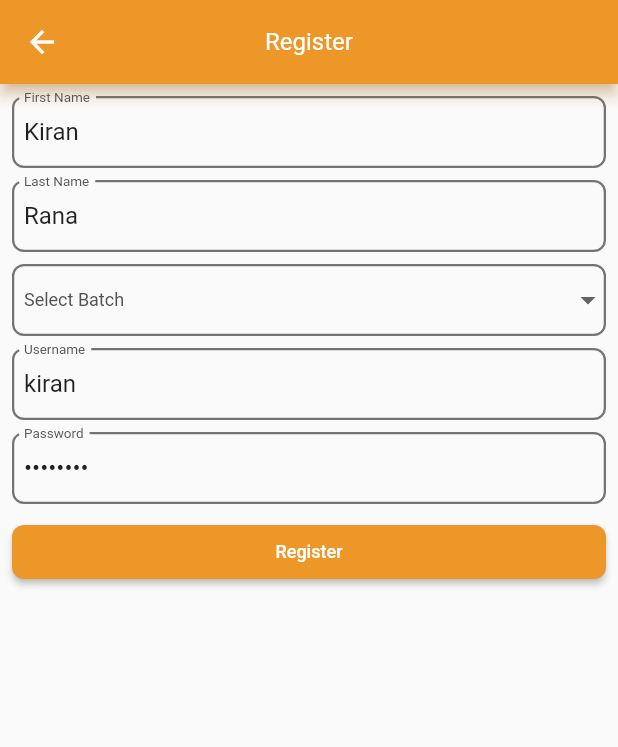
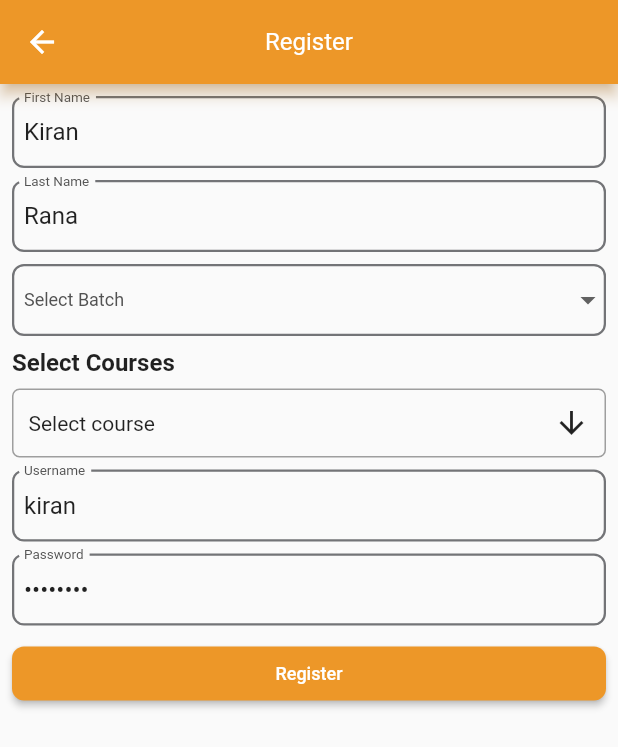
Before and after one commit to kriipa/flutterClass, a Flutter app: the screen it shows after launch, after a tap on "Register", on a phone screen of 412 x 824 dp. Shown: the top 747 px of the screen. Run offline on Flutter 3.47's test engine with Material 2 defaults, Android fonts, the phone set to English and light mode, and no system bars; drawn by our look-alikes of multi_select_flutter; our stand-ins replace flutter_svg, motion_toast, objectbox, webview_flutter; generated files the repository leaves out were written again; project files that could hold a hidden picture were left out.

Commit message:
Added MultiSelectDialogField

```diff
--- a/lib/app/theme.dart
+++ b/lib/app/theme.dart
@@ -6,6 +6,7 @@ ThemeData getApplicationThemeData() {
     primaryColorLight: HexColor.fromHex("#B3ED9728"),
     primaryColorDark: HexColor.fromHex("#d17d11"),
     disabledColor: HexColor.fromHex("#707070"),
+    // useMaterial3: true,
     buttonTheme: ButtonThemeData(
       shape: const StadiumBorder(),
       disabledColor: HexColor.fromHex("#707070"),
--- /dev/null
+++ b/lib/data_source/local_data_source/course_data_source.dart
@@ -0,0 +1,40 @@
+import 'package:institute_objectbox/helper/objectbox.dart';
+import 'package:institute_objectbox/model/course.dart';
+import 'package:institute_objectbox/model/student.dart';
+import 'package:institute_objectbox/state/objectbox_state.dart';
+
+class CourseDataSource {
+  ObjectBoxInstance get objectBoxInstance => ObjectBoxState.objectBoxInstance!;
+
+  Future<int> addCourse(Course course) async {
+    try {
+      return objectBoxInstance.addCourse(course);
+    } catch (e) {
+      return 0;
+    }
+  }
+
+  Future<List<Course>> getAllCourse() async {
+    try {
+      return objectBoxInstance.getAllCourse();
+    } catch (e) {
+      return [];
+    }
+  }
+
+  Future<Course?> getCourseByCourseName(String courseName) async {
+    try {
+      return objectBoxInstance.getCourseByCourseName(courseName);
+    } catch (e) {
+      return null;
+    }
+  }
+
+  Future<List<Student>> getStudentsInEachCourse(String courseName) async {
+    try {
+      return objectBoxInstance.getStudentsInEachCourse(courseName);
+    } catch (e) {
+      return [];
+    }
+  }
+}
--- a/lib/helper/objectbox.dart
+++ b/lib/helper/objectbox.dart
@@ -1,4 +1,7 @@
+import 'dart:io';
+
 import 'package:institute_objectbox/model/batch.dart';
+import 'package:institute_objectbox/model/course.dart';
 import 'package:path_provider/path_provider.dart';
 import '../model/student.dart';
 import '../objectbox.g.dart';
@@ -7,13 +10,14 @@ class ObjectBoxInstance {
   late final Store _store;
   late final Box<Batch> _batch;
   late final Box<Student> _student;
-
+  late final Box<Course> _course;
   // Constructor
   ObjectBoxInstance(this._store) {
     _batch = Box<Batch>(_store);
     _student = Box<Student>(_store);
-
+    _course = Box<Course>(_store);
     insertBatches();
+    insertCourses();
   }
 
   // Initialization of ObjectBox
@@ -25,6 +29,12 @@ class ObjectBoxInstance {
     );
 
     return ObjectBoxInstance(store);
+  }
+
+  // Delete Store and all boxes
+  static Future<void> deleteDatabase() async {
+    var dir = await getApplicationDocumentsDirectory();
+    Directory('${dir.path}/student_course').deleteSync(recursive: true);
   }
 
   //-------------Batch Queries----------------
@@ -58,6 +68,21 @@ class ObjectBoxInstance {
     }
   }
 
+  /*
+    When app is opened for the first time,
+    insert some course in the database
+  */
+  void insertCourses() {
+    List<Course> lstCourses = getAllCourse();
+    if (lstCourses.isEmpty) {
+      addCourse(Course('Flutter'));
+      addCourse(Course('Web Api'));
+      addCourse(Course('Dart'));
+      addCourse(Course('Java'));
+      addCourse(Course('Python'));
+    }
+  }
+
   //---------------- Student Queries ----------------
   int addStudent(Student student) {
     return _student.put(student);
@@ -75,4 +100,34 @@ class ObjectBoxInstance {
         .build()
         .findFirst();
   }
+
+  //---------------- Course Queries ----------------
+  int addCourse(Course course) {
+    return _course.put(course);
+  }
+
+  List<Course> getAllCourse() {
+    return _course.getAll();
+  }
+
+  // Search course by courseName
+  Course? getCourseByCourseName(String courseName) {
+    return _course
+        .query(Course_.courseName.equals(courseName))
+        .build()
+        .findFirst();
+  }
+
+  // Get students in each course
+  List<Student> getStudentsInEachCourse(String courseName) {
+    // return _course
+    //     .query(Course_.courseName.equals(courseName))
+    //     .build()
+    //     .findFirst()!
+    //     .student;
+
+    //OR
+
+    return getCourseByCourseName(courseName)!.student;
+  }
 }
--- a/lib/main.dart
+++ b/lib/main.dart
@@ -1,4 +1,5 @@
 import 'package:flutter/material.dart';
+import 'package:flutter/services.dart';
 import 'package:institute_objectbox/app/app.dart';
 import 'package:institute_objectbox/state/objectbox_state.dart';
 import 'helper/objectbox.dart';
@@ -6,8 +7,16 @@ import 'helper/objectbox.dart';
 void main() async {
   WidgetsFlutterBinding.ensureInitialized();
   // Create an Object for ObjectBoxInstance
+  //await ObjectBoxInstance.deleteDatabase();
   ObjectBoxState.objectBoxInstance = await ObjectBoxInstance.init();
-  runApp(
-    const MyApp(),
+
+  // Disable landscape mode
+  SystemChrome.setPreferredOrientations([
+    DeviceOrientation.portraitUp,
+    DeviceOrientation.portraitDown,
+  ]).then(
+    (value) => runApp(
+      const MyApp(),
+    ),
   );
 }
--- a/lib/model/batch.dart
+++ b/lib/model/batch.dart
@@ -1,6 +1,7 @@
 import 'package:institute_objectbox/model/student.dart';
 import 'package:objectbox/objectbox.dart';
 
+//flutter pub run build_runner build  --delete-conflicting-outputs
 @Entity()
 class Batch {
   @Id(assignable: true)
@@ -13,7 +14,3 @@ class Batch {
   //Constructor
   Batch(this.batchName, {this.batchId = 0});
 }
-
-
-
-//flutter pub run build_runner build  --delete-conflicting-outputs
--- a/lib/model/course.dart
+++ b/lib/model/course.dart
@@ -1,3 +1,4 @@
+import 'package:institute_objectbox/model/student.dart';
 import 'package:objectbox/objectbox.dart';
 
 @Entity()
@@ -6,5 +7,13 @@ class Course {
   int courseId;
   String courseName;
 
+  @Backlink()
+  final student = ToMany<Student>();
+
   Course(this.courseName, {this.courseId = 0});
+
+  @override
+  String toString() {
+    return 'CourseId : $courseId , CourseName : $courseName';
+  }
 }
--- a/lib/model/student.dart
+++ b/lib/model/student.dart
@@ -1,4 +1,5 @@
 import 'package:institute_objectbox/model/batch.dart';
+import 'package:institute_objectbox/model/course.dart';
 import 'package:objectbox/objectbox.dart';
 
 @Entity()
@@ -11,11 +12,8 @@ class Student {
   String password;
 
   final batch = ToOne<Batch>();
+  final course = ToMany<Course>();
 
   Student(this.fname, this.lname, this.username, this.password,
       {this.stdId = 0});
 }
-
-
-
-// ToOne<Batch> batch = ToOne<Batch>();
--- /dev/null
+++ b/lib/repository/course_repository.dart
@@ -0,0 +1,33 @@
+import 'package:institute_objectbox/data_source/local_data_source/course_data_source.dart';
+import 'package:institute_objectbox/model/student.dart';
+
+import '../model/course.dart';
+
+abstract class CourseRepository {
+  Future<int> addCourse(Course course);
+  Future<List<Course>> getAllCourse();
+  Future<Course?> getCourseByCourseName(String courseName);
+  Future<List<Student>> getStudentsInEachCourse(String courseName);
+}
+
+class CourseRepositoryImpl extends CourseRepository {
+  @override
+  Future<int> addCourse(Course course) {
+    return CourseDataSource().addCourse(course);
+  }
+
+  @override
+  Future<List<Course>> getAllCourse() {
+    return CourseDataSource().getAllCourse();
+  }
+
+  @override
+  Future<Course?> getCourseByCourseName(String courseName) {
+    return CourseDataSource().getCourseByCourseName(courseName);
+  }
+
+  @override
+  Future<List<Student>> getStudentsInEachCourse(String courseName) {
+    return CourseDataSource().getStudentsInEachCourse(courseName);
+  }
+}
--- a/lib/repository/student_repo.dart
+++ b/lib/repository/student_repo.dart
@@ -1,6 +1,5 @@
 import 'package:institute_objectbox/data_source/local_data_source/student_data_source.dart';
-
-import '../model/student.dart';
+import 'package:institute_objectbox/model/student.dart';
 
 abstract class StudentRepository {
   Future<List<Student>> getStudents();
--- a/lib/screen/batch_student.dart
+++ b/lib/screen/batch_student.dart
@@ -5,7 +5,7 @@ import '../model/student.dart';
 
 class BatchStudentScreen extends StatefulWidget {
   const BatchStudentScreen({super.key});
-  static String route = "batchStudentScreen";
+  static const String route = "batchStudentScreen";
   @override
   State<BatchStudentScreen> createState() => _BatchStudentScreenState();
 }
--- a/lib/screen/dashboard.dart
+++ b/lib/screen/dashboard.dart
@@ -8,7 +8,7 @@ import 'bottom_screen/home.dart';
 class DashboardScreen extends StatefulWidget {
   const DashboardScreen({super.key});
 
-  static String route = "dashboardScreen";
+  static const String route = "dashboardScreen";
 
   @override
   State<DashboardScreen> createState() => _DashboardScreenState();
--- a/lib/screen/register.dart
+++ b/lib/screen/register.dart
@@ -1,16 +1,18 @@
 import 'package:flutter/material.dart';
+import 'package:institute_objectbox/model/course.dart';
 import 'package:institute_objectbox/model/student.dart';
 import 'package:institute_objectbox/repository/batch_repo.dart';
+import 'package:institute_objectbox/repository/course_repository.dart';
 import 'package:institute_objectbox/repository/student_repo.dart';
 import 'package:motion_toast/motion_toast.dart';
+import 'package:multi_select_flutter/multi_select_flutter.dart';
 
-import '../data_source/local_data_source/batch_data_source.dart';
 import '../model/batch.dart';
 
 class RegisterScreen extends StatefulWidget {
   const RegisterScreen({super.key});
 
-  static String route = "registerScreen";
+  static const String route = "registerScreen";
 
   @override
   State<RegisterScreen> createState() => _RegisterScreenState();
@@ -18,6 +20,9 @@ class RegisterScreen extends StatefulWidget {
 
 class _RegisterScreenState extends State<RegisterScreen> {
   List<Batch> _lstBatches = [];
+  List<Course> _lstCourses = [];
+  final List<String> _selectedItems = [];
+  final _gap = const SizedBox(height: 8);
   String _dropDownValue = "";
 
   final _key = GlobalKey<FormState>();
@@ -28,19 +33,19 @@ class _RegisterScreenState extends State<RegisterScreen> {
 
   @override
   void initState() {
-    getBatches();
+    _getBatches();
+    _getCourses();
     super.initState();
   }
 
-  getBatches() async {
-    _lstBatches = await BatchDataSource().getAllBatch();
+  _getBatches() async {
+    _lstBatches = await BatchRepositoryImpl().getAllBatch();
   }
 
-  // for (Batch b in _lstBatches) {
-  //   for (var element in b.student) {
-  //     print('${b.batchId} ${element.fname}');
-  //   }
-  // }
+  _getCourses() async {
+    _lstCourses = await CourseRepositoryImpl().getAllCourse();
+  }
+
   _saveStudent() async {
     Student student = Student(
       _fnameController.text,
@@ -71,6 +76,8 @@ class _RegisterScreenState extends State<RegisterScreen> {
     }
   }
 
+  List<Course> _lstCourseTemp = [];
+
   @override
   Widget build(BuildContext context) {
     return Scaffold(
@@ -97,9 +104,7 @@ class _RegisterScreenState extends State<RegisterScreen> {
                       return null;
                     }),
                   ),
-                  const SizedBox(
-                    height: 8,
-                  ),
+                  _gap,
                   TextFormField(
                     controller: _lnameController,
                     decoration: const InputDecoration(
@@ -112,9 +117,7 @@ class _RegisterScreenState extends State<RegisterScreen> {
                       return null;
                     }),
                   ),
-                  const SizedBox(
-                    height: 8,
-                  ),
+                  _gap,
                   FutureBuilder(
                     future: BatchRepositoryImpl().getAllBatch(),
                     builder: (context, snapshot) {
@@ -149,9 +152,47 @@ class _RegisterScreenState extends State<RegisterScreen> {
                       }
                     },
                   ),
-                  const SizedBox(
-                    height: 8,
+                  _gap,
+                  const Align(
+                    alignment: Alignment.centerLeft,
+                    child: Text(
+                      'Select Courses',
+                      style: TextStyle(
+                        fontSize: 16,
+                        fontWeight: FontWeight.bold,
+                      ),
+                    ),
                   ),
+                  _gap,
+                  MultiSelectDialogField(
+                    title: const Text('Select course'),
+                    items: _lstCourses
+                        .map((course) =>
+                            MultiSelectItem(course, course.courseName))
+                        .toList(),
+                    listType: MultiSelectListType.CHIP,
+                    buttonText: const Text('Select course'),
+                    onConfirm: (values) {
+                      _lstCourseTemp = values;
+                      debugPrint(
+                          '${values.toString()} , length ${_lstCourseTemp.length}');
+                    },
+                    decoration: BoxDecoration(
+                      border: Border.all(
+                        color: Colors.grey,
+                        width: 1,
+                      ),
+                      borderRadius: BorderRadius.circular(5),
+                    ),
+                    validator: ((value) {
+                      if (value == null || value.isEmpty) {
+                        return 'Please select course';
+                      }
+                      return null;
+                    }),
+                  ),
+                  _gap,
+                  // Checkbox
                   TextFormField(
                     controller: _usernameController,
                     decoration: const InputDecoration(
@@ -164,9 +205,8 @@ class _RegisterScreenState extends State<RegisterScreen> {
                       return null;
                     }),
                   ),
-                  const SizedBox(
-                    height: 8,
-                  ),
+                  _gap,
+
                   TextFormField(
                     controller: _passwordController,
                     obscureText: true,
@@ -180,9 +220,7 @@ class _RegisterScreenState extends State<RegisterScreen> {
                       return null;
                     }),
                   ),
-                  const SizedBox(
-                    height: 8,
-                  ),
+                  _gap,
                   SizedBox(
                     width: double.infinity,
                     child: ElevatedButton(
--- a/pubspec.yaml
+++ b/pubspec.yaml
@@ -48,6 +48,8 @@ dependencies:
   json_annotation: ^4.7.0
   motion_toast: ^2.6.4
   webview_flutter: ^3.0.4
+  flutter_secure_storage: ^4.2.1
+  multi_select_flutter: ^4.1.3
 
 dev_dependencies:
   flutter_test:
```
Also changed, not shown: lib/app/routes.dart (+5 -6 lines), lib/objectbox-model.json (+8 -2 lines), lib/screen/bottom_screen/home.dart (+48 -2 lines), lib/objectbox.g.dart, pubspec.lock, 1 other file.
